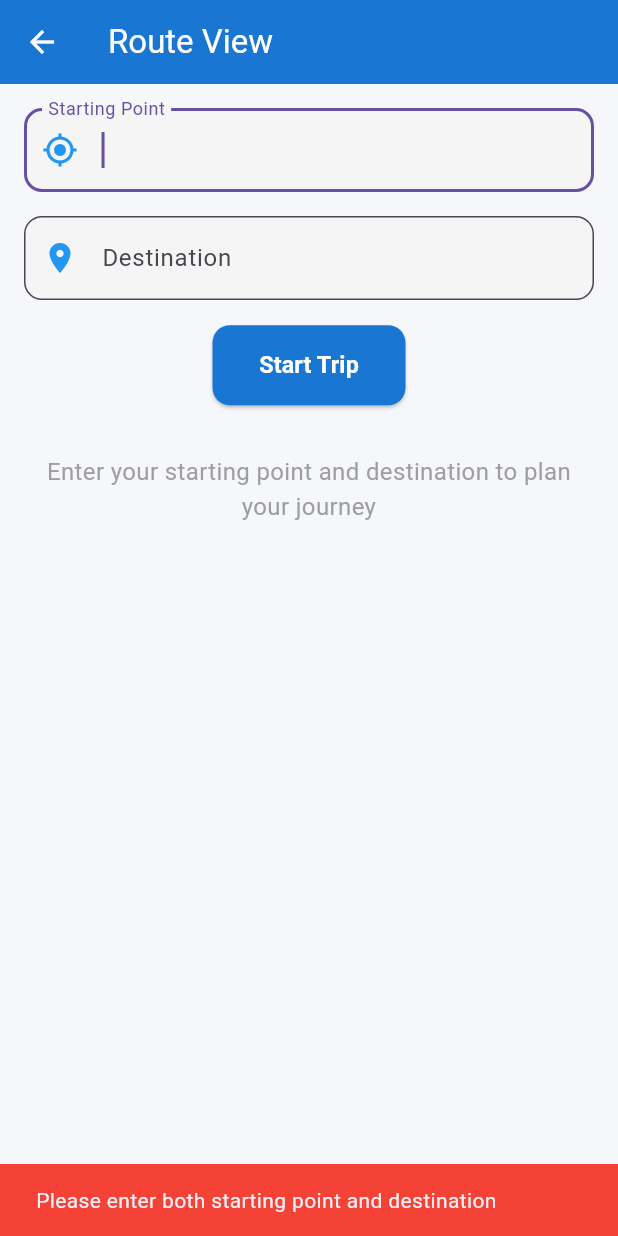
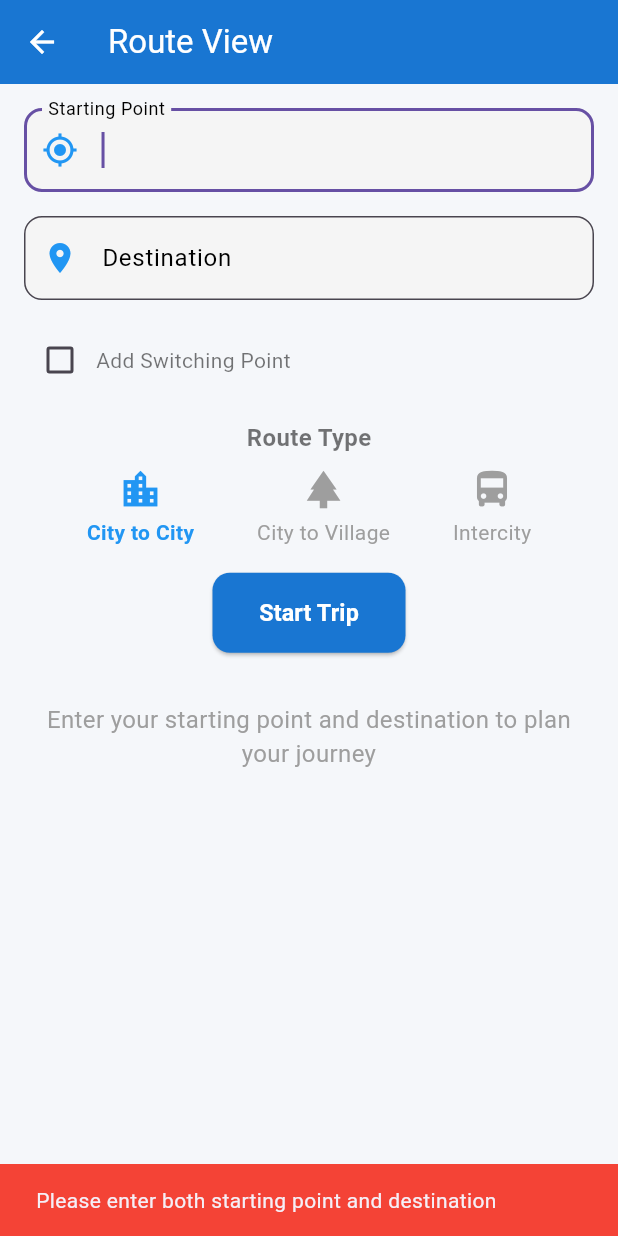
Before and after one commit to amitabhanmolpain/pwa-web-app, a Flutter app: the JourneyPlannerScreen screen opened by its route, after a tap on "Start Trip", on a phone screen of 412 x 824 dp. Run offline on Flutter 3.47's test engine with Material 3 defaults, Android fonts, the phone set to English and light mode, and no system bars; our stand-ins replace image_picker, shared_preferences, table_calendar; accounts and stored records are empty.

Commit message:
Also added the mid-point and intermidiate stop for travellers

```diff
--- a/lib/journey_planner_screen.dart
+++ b/lib/journey_planner_screen.dart
@@ -1,8 +1,5 @@
 import 'package:flutter/material.dart';
 import 'package:flutter/services.dart';
-import 'package:http/http.dart' as http;
-import 'dart:convert';
-import 'package:shared_preferences/shared_preferences.dart';
 
 void main() {
   runApp(const JourneyPlannerApp());
@@ -41,25 +38,33 @@ class _JourneyPlannerScreenState extends State<JourneyPlannerScreen>
   // Text editing controllers for search fields
   final TextEditingController _startPointController = TextEditingController();
   final TextEditingController _endPointController = TextEditingController();
+  final TextEditingController _switchingPointController =
+      TextEditingController();
 
   // Focus nodes for search fields
   final FocusNode _startPointFocus = FocusNode();
   final FocusNode _endPointFocus = FocusNode();
+  final FocusNode _switchingPointFocus = FocusNode();
 
-  // API endpoints
-  static const String BASE_URL = 'http://your-spring-boot-server:8080/api';
-  static const String PLAN_ROUTE_ENDPOINT = '$BASE_URL/routes/plan';
-  static const String ROUTE_DETAILS_ENDPOINT = '$BASE_URL/routes';
-  static const String UPCOMING_STOPS_ENDPOINT = '$BASE_URL/routes/stops';
+  // Route type selection
+  int _selectedRouteType =
+      0; // 0: City to City, 1: City to Village, 2: Intercity
 
-  // Route data
-  String routeName = "Route Planning";
-  String currentLocation = "Enter starting point";
-  String destination = "Enter destination";
-  String routeId = "";
+  // Mock data - would typically come from API calls
+  final String routeName = "Route 15A - City Center";
+  String currentLocation = "Central Mall Bus Stop";
+  String destination = "Railway Station Terminal";
+  String switchingPoint = "City Center Bus Terminal";
+
+  final List<UpcomingStop> upcomingStops = [
+    UpcomingStop(name: "Market Square", time: "2 min"),
+    UpcomingStop(name: "City Hospital", time: "5 min"),
+    UpcomingStop(name: "Railway Station", time: "12 min"),
+  ];
+
+  // Track if user has started a trip
   bool _tripStarted = false;
-  bool _isLoading = false;
-  List<UpcomingStop> upcomingStops = [];
+  bool _showSwitchingPoint = false;
 
   @override
   void initState() {
@@ -92,14 +97,18 @@ class _JourneyPlannerScreenState extends State<JourneyPlannerScreen>
     _tripButtonAnimationController.dispose();
     _startPointController.dispose();
     _endPointController.dispose();
+    _switchingPointController.dispose();
     _startPointFocus.dispose();
     _endPointFocus.dispose();
+    _switchingPointFocus.dispose();
     super.dispose();
   }
 
-  // Function to handle start trip button tap with API call
-  Future<void> _handleStartTrip() async {
-    if (_startPointController.text.isEmpty || _endPointController.text.isEmpty) {
+  // Function to handle start trip button tap
+  void _handleStartTrip() {
+    if (_startPointController.text.isEmpty ||
+        _endPointController.text.isEmpty) {
+      // Show error if fields are empty
       ScaffoldMessenger.of(context).showSnackBar(
         const SnackBar(
           content: Text("Please enter both starting point and destination"),
@@ -112,172 +121,112 @@ class _JourneyPlannerScreenState extends State<JourneyPlannerScreen>
     // Stop the pulsing animation
     _tripButtonAnimationController.stop();
 
-    setState(() {
-      _isLoading = true;
-    });
+    // Animate button press
+    _tripButtonAnimationController.forward().then((_) {
+      _tripButtonAnimationController.reverse();
 
-    try {
-      final prefs = await SharedPreferences.getInstance();
-      final accessToken = prefs.getString('access_token');
-
-      if (accessToken == null) {
-        throw Exception('Not authenticated. Please login again.');
-      }
-
-      // Call API to plan route
-      final response = await http.post(
-        Uri.parse(PLAN_ROUTE_ENDPOINT),
-        headers: {
-          'Authorization': 'Bearer $accessToken',
-          'Content-Type': 'application/json',
+      // Show loading indicator
+      showDialog(
+        context: context,
+        barrierDismissible: false,
+        builder: (BuildContext context) {
+          return const AlertDialog(
+            content: Column(
+              mainAxisSize: MainAxisSize.min,
+              children: [
+                CircularProgressIndicator(),
+                SizedBox(height: 16),
+                Text("Planning your route..."),
+              ],
+            ),
+          );
         },
-        body: json.encode({
-          'startLocation': _startPointController.text.trim(),
-          'endLocation': _endPointController.text.trim(),
-          'vehicleId': 'default', // You might want to get this from user profile
-          'driverId': prefs.getString('user_id'),
-        }),
       );
 
-      if (response.statusCode == 200) {
-        final responseData = json.decode(response.body);
+      // Simulate API call delay
+      Future.delayed(const Duration(seconds: 2), () {
+        Navigator.of(context).pop(); // Close loading dialog
 
+        // Update with new route data (simulated)
         setState(() {
-          routeId = responseData['routeId'];
-          routeName = responseData['routeName'] ?? 'Planned Route';
           currentLocation = _startPointController.text;
           destination = _endPointController.text;
+          if (_showSwitchingPoint && _switchingPointController.text.isNotEmpty) {
+            switchingPoint = _switchingPointController.text;
+          }
           _tripStarted = true;
         });
 
-        // Fetch route details and upcoming stops
-        await _fetchRouteDetails();
-        await _fetchUpcomingStops();
-
+        // Show success message
         ScaffoldMessenger.of(context).showSnackBar(
-          SnackBar(
-            content: Text(responseData['message'] ?? 'Trip started successfully!'),
+          const SnackBar(
+            content: Text("Trip started successfully!"),
             backgroundColor: Colors.green,
           ),
         );
-      } else if (response.statusCode == 401) {
-        // Token expired, try to refresh
-        final newToken = await _refreshToken();
-        if (newToken != null) {
-          await _handleStartTrip(); // Retry with new token
-          return;
-        } else {
-          throw Exception('Session expired. Please login again.');
+      });
+    });
   }
-      } else {
-        throw Exception('Failed to plan route: ${response.statusCode}');
-      }
-    } catch (e) {
+
+  void _showSwitchingPointOnMap() {
+    if (_switchingPointController.text.isEmpty) {
       ScaffoldMessenger.of(context).showSnackBar(
-        SnackBar(
-          content: Text('Error: ${e.toString()}'),
+        const SnackBar(
+          content: Text("Please enter a switching point first"),
           backgroundColor: Colors.red,
         ),
       );
-    } finally {
-      setState(() {
-        _isLoading = false;
-      });
-      _tripButtonAnimationController.repeat(reverse: true);
-    }
+      return;
     }
 
-  // Fetch route details from backend
-  Future<void> _fetchRouteDetails() async {
-    if (routeId.isEmpty) return;
-
-    try {
-      final prefs = await SharedPreferences.getInstance();
-      final accessToken = prefs.getString('access_token');
-
-      final response = await http.get(
-        Uri.parse('$ROUTE_DETAILS_ENDPOINT/$routeId'),
-        headers: {
-          'Authorization': 'Bearer $accessToken',
+    showDialog(
+      context: context,
+      builder: (BuildContext context) {
+        return AlertDialog(
+          title: const Text("Switching Point Location"),
+          content: Column(
+            mainAxisSize: MainAxisSize.min,
+            children: [
+              Text(
+                _switchingPointController.text,
+                style:
+                    const TextStyle(fontSize: 16, fontWeight: FontWeight.bold),
+              ),
+              const SizedBox(height: 16),
+              Container(
+                height: 200,
+                color: Colors.grey[300],
+                child: Center(
+                  child: Column(
+                    mainAxisAlignment: MainAxisAlignment.center,
+                    children: [
+                      const Icon(Icons.map, size: 50, color: Colors.grey),
+                      const SizedBox(height: 8),
+                      Text(
+                        "Location of ${_switchingPointController.text}",
+                        style: TextStyle(
+                          fontSize: 14,
+                          color: Colors.grey[600],
+                        ),
+                        textAlign: TextAlign.center,
+                      ),
+                    ],
+                  ),
+                ),
+              ),
+            ],
+          ),
+          actions: [
+            TextButton(
+              onPressed: () {
+                Navigator.of(context).pop();
+              },
+              child: const Text("OK"),
+            ),
+          ],
+        );
       },
     );
-
-      if (response.statusCode == 200) {
-        final routeData = json.decode(response.body);
-        setState(() {
-          routeName = routeData['name'] ?? routeName;
-          // You can update other route details here
-        });
-      }
-    } catch (e) {
-      print('Error fetching route details: $e');
-    }
-  }
-
-  // Fetch upcoming stops from backend
-  Future<void> _fetchUpcomingStops() async {
-    if (routeId.isEmpty) return;
-
-    try {
-      final prefs = await SharedPreferences.getInstance();
-      final accessToken = prefs.getString('access_token');
-
-      final response = await http.get(
-        Uri.parse('$UPCOMING_STOPS_ENDPOINT/$routeId/upcoming'),
-        headers: {
-          'Authorization': 'Bearer $accessToken',
-        },
-      );
-
-      if (response.statusCode == 200) {
-        final stopsData = json.decode(response.body);
-        final List<dynamic> stopsList = stopsData['stops'] ?? [];
-
-        setState(() {
-          upcomingStops = stopsList.map((stop) {
-            return UpcomingStop(
-              name: stop['name'] ?? 'Unknown Stop',
-              sequence: stop['sequence'] ?? 0,
-              stopId: stop['stopId'] ?? '',
-            );
-          }).toList();
-        });
-      }
-    } catch (e) {
-      print('Error fetching upcoming stops: $e');
-      // Fallback to empty list
-      setState(() {
-        upcomingStops = [];
-      });
-    }
-  }
-
-  // Refresh JWT token
-  Future<String?> _refreshToken() async {
-    try {
-      final prefs = await SharedPreferences.getInstance();
-      final refreshToken = prefs.getString('refresh_token');
-
-      if (refreshToken == null) return null;
-
-      final response = await http.post(
-        Uri.parse('$BASE_URL/auth/refresh'),
-        headers: {
-          'Content-Type': 'application/json',
-          'Authorization': 'Bearer $refreshToken',
-        },
-      );
-
-      if (response.statusCode == 200) {
-        final responseData = json.decode(response.body);
-        final newAccessToken = responseData['accessToken'];
-        await prefs.setString('access_token', newAccessToken);
-        return newAccessToken;
-      }
-    } catch (e) {
-      print('Token refresh failed: $e');
-    }
-    return null;
   }
 
   @override
@@ -289,9 +238,7 @@ class _JourneyPlannerScreenState extends State<JourneyPlannerScreen>
         elevation: 0,
         systemOverlayStyle: SystemUiOverlayStyle.light,
       ),
-      body: Stack(
-        children: [
-          SingleChildScrollView(
+      body: SingleChildScrollView(
         child: Column(
           crossAxisAlignment: CrossAxisAlignment.start,
           children: [
@@ -303,9 +250,13 @@ class _JourneyPlannerScreenState extends State<JourneyPlannerScreen>
                   TextField(
                     controller: _startPointController,
                     focusNode: _startPointFocus,
+                    style: const TextStyle(color: Colors.black), // ✅ added
                     decoration: InputDecoration(
                       labelText: 'Starting Point',
-                          prefixIcon: const Icon(Icons.my_location, color: Colors.blue),
+                      labelStyle:
+                          const TextStyle(color: Colors.black),
+                      prefixIcon:
+                          const Icon(Icons.my_location, color: Colors.blue),
                       border: OutlineInputBorder(
                         borderRadius: BorderRadius.circular(12),
                       ),
@@ -317,9 +268,13 @@ class _JourneyPlannerScreenState extends State<JourneyPlannerScreen>
                   TextField(
                     controller: _endPointController,
                     focusNode: _endPointFocus,
+                    style: const TextStyle(color: Colors.black),
                     decoration: InputDecoration(
                       labelText: 'Destination',
-                          prefixIcon: const Icon(Icons.location_on, color: Colors.blue),
+                      labelStyle:
+                          const TextStyle(color: Colors.black),
+                      prefixIcon:
+                          const Icon(Icons.location_on, color: Colors.blue),
                       border: OutlineInputBorder(
                         borderRadius: BorderRadius.circular(12),
                       ),
@@ -327,11 +282,75 @@ class _JourneyPlannerScreenState extends State<JourneyPlannerScreen>
                       fillColor: Colors.grey[100],
                     ),
                   ),
+
+                  // Switching Point Section
+                  const SizedBox(height: 16),
+                  Row(
+                    children: [
+                      Checkbox(
+                        value: _showSwitchingPoint,
+                        onChanged: (value) {
+                          setState(() {
+                            _showSwitchingPoint = value ?? false;
+                          });
+                        },
+                      ),
+                      const Text('Add Switching Point'),
+                      const Spacer(),
+                      if (_showSwitchingPoint)
+                        IconButton(
+                          icon: const Icon(Icons.map, color: Colors.blue),
+                          onPressed: _showSwitchingPointOnMap,
+                        ),
+                    ],
+                  ),
+                  if (_showSwitchingPoint) ...[
+                    const SizedBox(height: 8),
+                    TextField(
+                      controller: _switchingPointController,
+                      focusNode: _switchingPointFocus,
+                      style: const TextStyle(color: Colors.black),
+                      decoration: InputDecoration(
+                        labelText: 'Switching Point',
+                        labelStyle:
+                            const TextStyle(color: Colors.black),
+                        prefixIcon: const Icon(
+                          Icons.transfer_within_a_station,
+                          color: Colors.blue,
+                        ),
+                        border: OutlineInputBorder(
+                          borderRadius: BorderRadius.circular(12),
+                        ),
+                        filled: true,
+                        fillColor: Colors.grey[100],
+                      ),
+                    ),
+                  ],
+
+                  // Route Type Selection
+                  const SizedBox(height: 16),
+                  const Text(
+                    "Route Type",
+                    style: TextStyle(fontSize: 16, fontWeight: FontWeight.bold),
+                  ),
+                  const SizedBox(height: 8),
+                  Row(
+                    mainAxisAlignment: MainAxisAlignment.spaceEvenly,
+                    children: [
+                      _buildRouteTypeOption(
+                          Icons.location_city, "City to City", 0),
+                      _buildRouteTypeOption(
+                          Icons.park, "City to Village", 1),
+                      _buildRouteTypeOption(
+                          Icons.directions_bus, "Intercity", 2),
+                    ],
+                  ),
+
                   const SizedBox(height: 16),
                   ScaleTransition(
                     scale: _buttonScaleAnimation,
                     child: ElevatedButton(
-                          onPressed: _isLoading ? null : _handleStartTrip,
+                      onPressed: _handleStartTrip,
                       style: ElevatedButton.styleFrom(
                         backgroundColor: Colors.blue[700],
                         foregroundColor: Colors.white,
@@ -341,18 +360,10 @@ class _JourneyPlannerScreenState extends State<JourneyPlannerScreen>
                           borderRadius: BorderRadius.circular(12),
                         ),
                       ),
-                          child: _isLoading
-                              ? const SizedBox(
-                                  width: 20,
-                                  height: 20,
-                                  child: CircularProgressIndicator(
-                                    valueColor: AlwaysStoppedAnimation<Color>(Colors.white),
-                                    strokeWidth: 2,
-                                  ),
-                                )
-                              : const Text(
+                      child: const Text(
                         'Start Trip',
-                                  style: TextStyle(fontSize: 16, fontWeight: FontWeight.bold),
+                        style: TextStyle(
+                            fontSize: 16, fontWeight: FontWeight.bold),
                       ),
                     ),
                   ),
@@ -366,7 +377,7 @@ class _JourneyPlannerScreenState extends State<JourneyPlannerScreen>
               Container(
                 width: double.infinity,
                 padding: const EdgeInsets.all(16),
-                    color: Colors.blue[700],
+                color: const Color.fromARGB(255, 25, 173, 210),
                 child: Column(
                   crossAxisAlignment: CrossAxisAlignment.start,
                   children: [
@@ -381,6 +392,11 @@ class _JourneyPlannerScreenState extends State<JourneyPlannerScreen>
                     const SizedBox(height: 16),
                     _buildLocationRow(Icons.my_location, currentLocation),
                     const SizedBox(height: 8),
+                    if (_showSwitchingPoint && switchingPoint.isNotEmpty) ...[
+                      _buildLocationRow(
+                          Icons.transfer_within_a_station, switchingPoint),
+                      const SizedBox(height: 8),
+                    ],
                     _buildLocationRow(Icons.location_on, destination),
                   ],
                 ),
@@ -406,7 +422,7 @@ class _JourneyPlannerScreenState extends State<JourneyPlannerScreen>
                       ),
                       const SizedBox(height: 4),
                       Text(
-                            "Route ID: $routeId",
+                        "Integration Required",
                         style: TextStyle(
                           fontSize: 14,
                           color: Colors.grey[600],
@@ -425,29 +441,16 @@ class _JourneyPlannerScreenState extends State<JourneyPlannerScreen>
                   children: [
                     const Text(
                       "Upcoming Stops",
-                          style: TextStyle(
-                            fontSize: 18,
-                            fontWeight: FontWeight.bold,
-                          ),
+                      style:
+                          TextStyle(fontSize: 18, fontWeight: FontWeight.bold),
                     ),
                     const SizedBox(height: 16),
-                        if (upcomingStops.isEmpty)
-                          const Center(
-                            child: Text(
-                              "No stops available for this route",
-                              style: TextStyle(
-                                color: Colors.grey,
-                                fontStyle: FontStyle.italic,
-                              ),
-                            ),
-                          )
-                        else
                     ListView.builder(
                       physics: const NeverScrollableScrollPhysics(),
                       shrinkWrap: true,
                       itemCount: upcomingStops.length,
                       itemBuilder: (context, index) {
-                              return _buildStopItem(upcomingStops[index], index + 1);
+                        return _buildStopItem(upcomingStops[index]);
                       },
                     ),
                   ],
@@ -472,15 +475,25 @@ class _JourneyPlannerScreenState extends State<JourneyPlannerScreen>
           ],
         ),
       ),
+    );
+  }
 
-          // Loading overlay
-          if (_isLoading)
-            Container(
-              color: Colors.black.withOpacity(0.3),
-              child: const Center(
-                child: CircularProgressIndicator(),
-              ),
-            ),
+  Widget _buildRouteTypeOption(IconData icon, String title, int index) {
+    final isSelected = _selectedRouteType == index;
+    return GestureDetector(
+      onTap: () {
+        setState(() => _selectedRouteType = index);
+      },
+      child: Column(
+        children: [
+          Icon(icon,
+              color: isSelected ? Colors.blue : Colors.grey, size: 30),
+          const SizedBox(height: 4),
+          Text(title,
+              style: TextStyle(
+                  fontWeight:
+                      isSelected ? FontWeight.bold : FontWeight.normal,
+                  color: isSelected ? Colors.blue : Colors.grey)),
         ],
       ),
     );
@@ -504,7 +517,7 @@ class _JourneyPlannerScreenState extends State<JourneyPlannerScreen>
     );
   }
 
-  Widget _buildStopItem(UpcomingStop stop, int sequenceNumber) {
+  Widget _buildStopItem(UpcomingStop stop) {
     return Padding(
       padding: const EdgeInsets.symmetric(vertical: 8.0),
       child: Row(
@@ -516,15 +529,8 @@ class _JourneyPlannerScreenState extends State<JourneyPlannerScreen>
               color: Colors.blue[50],
               shape: BoxShape.circle,
             ),
-            child: Center(
-              child: Text(
-                sequenceNumber.toString(),
-                style: const TextStyle(
-                  color: Colors.blue,
-                  fontWeight: FontWeight.bold,
-                ),
-              ),
-            ),
+            child: const Icon(Icons.location_pin,
+                color: Color.fromARGB(255, 33, 201, 243), size: 20),
           ),
           const SizedBox(width: 12),
           Expanded(
@@ -535,7 +541,14 @@ class _JourneyPlannerScreenState extends State<JourneyPlannerScreen>
               ),
             ),
           ),
-          // Removed estimated time as requested
+          Text(
+            stop.time,
+            style: TextStyle(
+              fontSize: 16,
+              fontWeight: FontWeight.bold,
+              color: Colors.blue[700],
+            ),
+          ),
         ],
       ),
     );
@@ -545,12 +558,7 @@ class _JourneyPlannerScreenState extends State<JourneyPlannerScreen>
 // Data model for upcoming stops
 class UpcomingStop {
   final String name;
-  final int sequence;
-  final String stopId;
+  final String time;
 
-  UpcomingStop({
-    required this.name,
-    required this.sequence,
-    required this.stopId,
-  });
+  UpcomingStop({required this.name, required this.time});
 }
```
Lines whose indentation alone changed are shown as unchanged.
